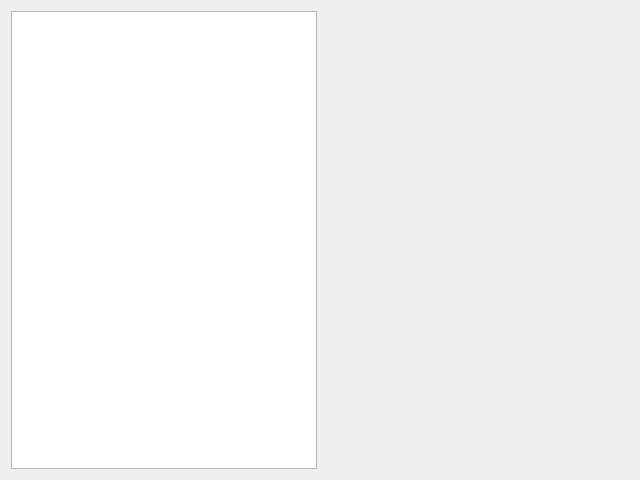
Before: the Qt Designer form resources/ui/sample_widget.ui in antolu/aisi-joints, drawn with Qt 5.
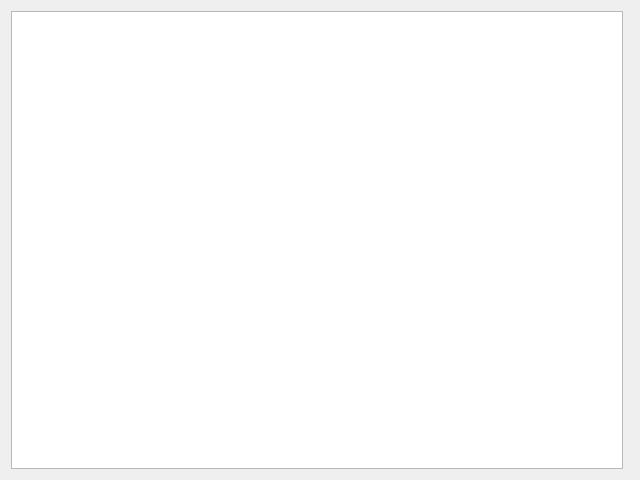
After: the same form once the commit is applied. Custom widgets are drawn as their Qt base class.

```diff
--- a/resources/ui/sample_widget.ui
+++ b/resources/ui/sample_widget.ui
@@ -17,14 +17,14 @@
    <item>
     <widget class="QTableView" name="sampleTable">
      <property name="sizePolicy">
-      <sizepolicy hsizetype="Preferred" vsizetype="Expanding">
+      <sizepolicy hsizetype="Expanding" vsizetype="Expanding">
        <horstretch>0</horstretch>
        <verstretch>0</verstretch>
       </sizepolicy>
      </property>
      <property name="maximumSize">
       <size>
-       <width>600</width>
+       <width>1200</width>
        <height>16777215</height>
       </size>
      </property>
@@ -40,7 +40,14 @@
     </widget>
    </item>
    <item>
-    <widget class="ImageWidget" name="widget" native="true"/>
+    <widget class="ImageWidget" name="widget" native="true">
+     <property name="sizePolicy">
+      <sizepolicy hsizetype="Preferred" vsizetype="Preferred">
+       <horstretch>0</horstretch>
+       <verstretch>0</verstretch>
+      </sizepolicy>
+     </property>
+    </widget>
    </item>
   </layout>
  </widget>
```
